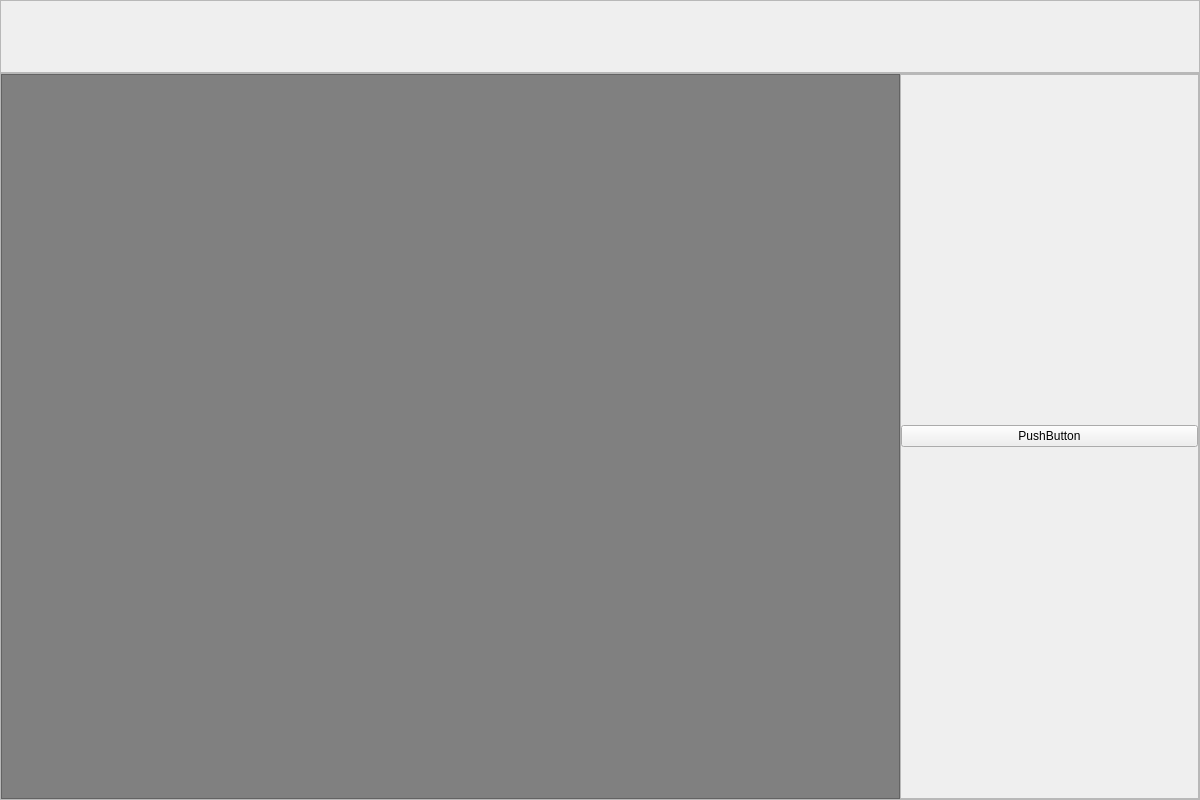
Old version of the form mainwindow.ui in the repository wooddeep/qtcrane.
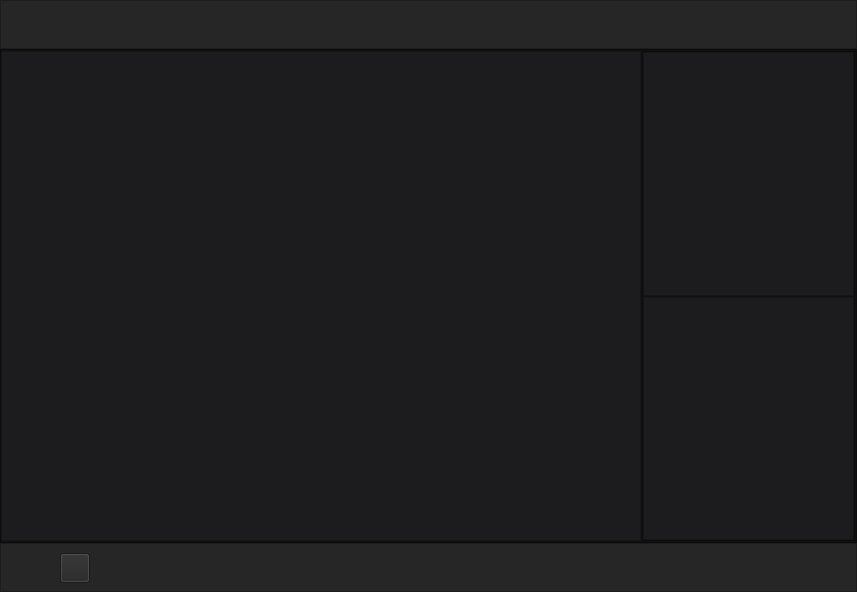
New version of the form. Icons and pictures are not drawn.

```diff
--- a/mainwindow.ui
+++ b/mainwindow.ui
@@ -1,19 +1,19 @@
 <?xml version="1.0" encoding="UTF-8"?>
 <ui version="4.0">
  <class>MainWindow</class>
- <widget class="QMainWindow" name="MainWindow">
+ <widget class="QWidget" name="MainWindow">
   <property name="geometry">
    <rect>
     <x>0</x>
     <y>0</y>
-    <width>1200</width>
-    <height>800</height>
+    <width>857</width>
+    <height>592</height>
    </rect>
   </property>
   <property name="minimumSize">
    <size>
-    <width>1200</width>
-    <height>800</height>
+    <width>1</width>
+    <height>1</height>
    </size>
   </property>
   <property name="windowTitle">
@@ -22,8 +22,7 @@
   <property name="styleSheet">
    <string notr="true"/>
   </property>
-  <widget class="QWidget" name="centralWidget">
-   <layout class="QVBoxLayout" name="verticalLayout_2" stretch="1,10">
+  <layout class="QVBoxLayout" name="verticalLayout" stretch="1,10,1">
     <property name="spacing">
      <number>0</number>
     </property>
@@ -41,17 +40,22 @@
     </property>
     <item>
      <widget class="QFrame" name="status">
+     <property name="styleSheet">
+      <string notr="true">background:#262627;</string>
+     </property>
       <property name="frameShape">
        <enum>QFrame::StyledPanel</enum>
       </property>
       <property name="frameShadow">
        <enum>QFrame::Raised</enum>
       </property>
-      <layout class="QHBoxLayout" name="horizontalLayout_2"/>
      </widget>
     </item>
     <item>
      <widget class="QFrame" name="main">
+     <property name="styleSheet">
+      <string notr="true">background:#101010;</string>
+     </property>
       <property name="frameShape">
        <enum>QFrame::StyledPanel</enum>
       </property>
@@ -60,24 +64,24 @@
       </property>
       <layout class="QHBoxLayout" name="horizontalLayout" stretch="3,1">
        <property name="spacing">
-        <number>0</number>
+       <number>1</number>
        </property>
        <property name="leftMargin">
         <number>0</number>
        </property>
        <property name="topMargin">
-        <number>0</number>
+       <number>1</number>
        </property>
        <property name="rightMargin">
-        <number>0</number>
+       <number>1</number>
        </property>
        <property name="bottomMargin">
-        <number>0</number>
+       <number>1</number>
        </property>
        <item>
         <widget class="QFrame" name="anti_colli_show">
          <property name="styleSheet">
-          <string notr="true">background: gray;</string>
+         <string notr="true">background:#1C1C1E;</string>
          </property>
          <property name="frameShape">
           <enum>QFrame::StyledPanel</enum>
@@ -85,7 +89,6 @@
          <property name="frameShadow">
           <enum>QFrame::Raised</enum>
          </property>
-         <layout class="QGridLayout" name="gridLayout_2"/>
         </widget>
        </item>
        <item>
@@ -96,7 +99,10 @@
          <property name="frameShadow">
           <enum>QFrame::Raised</enum>
          </property>
-         <layout class="QGridLayout" name="gridLayout">
+        <layout class="QVBoxLayout" name="verticalLayout_2">
+         <property name="spacing">
+          <number>1</number>
+         </property>
           <property name="leftMargin">
            <number>0</number>
           </property>
@@ -109,26 +115,93 @@
           <property name="bottomMargin">
            <number>0</number>
           </property>
-          <property name="spacing">
-           <number>0</number>
-          </property>
-          <item row="0" column="0">
+         <item>
+          <widget class="QFrame" name="crane">
+           <property name="styleSheet">
+            <string notr="true">background:#1C1C1E;</string>
+           </property>
+           <property name="frameShape">
+            <enum>QFrame::StyledPanel</enum>
+           </property>
+           <property name="frameShadow">
+            <enum>QFrame::Raised</enum>
+           </property>
+          </widget>
+         </item>
+         <item>
+          <widget class="QFrame" name="warining">
+           <property name="styleSheet">
+            <string notr="true">background:#1C1C1E;</string>
+           </property>
+           <property name="frameShape">
+            <enum>QFrame::StyledPanel</enum>
+           </property>
+           <property name="frameShadow">
+            <enum>QFrame::Raised</enum>
+           </property>
+          </widget>
+         </item>
+        </layout>
+       </widget>
+      </item>
+     </layout>
+    </widget>
+   </item>
+   <item>
+    <widget class="QFrame" name="menu">
+     <property name="minimumSize">
+      <size>
+       <width>30</width>
+       <height>30</height>
+      </size>
+     </property>
+     <property name="styleSheet">
+      <string notr="true">background:#262627;</string>
+     </property>
+     <property name="frameShape">
+      <enum>QFrame::StyledPanel</enum>
+     </property>
+     <property name="frameShadow">
+      <enum>QFrame::Raised</enum>
+     </property>
            <widget class="QPushButton" name="pushButton">
+      <property name="geometry">
+       <rect>
+        <x>60</x>
+        <y>10</y>
+        <width>30</width>
+        <height>30</height>
+       </rect>
+      </property>
+      <property name="sizePolicy">
+       <sizepolicy hsizetype="Fixed" vsizetype="Fixed">
+        <horstretch>30</horstretch>
+        <verstretch>30</verstretch>
+       </sizepolicy>
+      </property>
+      <property name="minimumSize">
+       <size>
+        <width>30</width>
+        <height>30</height>
+       </size>
+      </property>
+      <property name="maximumSize">
+       <size>
+        <width>30</width>
+        <height>30</height>
+       </size>
+      </property>
+      <property name="styleSheet">
+       <string notr="true">border-image: url(:/image/crane.png);</string>
+      </property>
             <property name="text">
-             <string>PushButton</string>
-            </property>
-           </widget>
-          </item>
-         </layout>
+       <string/>
+      </property>
+     </widget>
         </widget>
        </item>
       </layout>
      </widget>
-    </item>
-   </layout>
-  </widget>
- </widget>
- <layoutdefault spacing="6" margin="11"/>
  <resources/>
  <connections/>
 </ui>
```
Left out of the diff: 4 changed lines with no effect on the pictures. Lines whose indentation alone changed are shown as unchanged.
